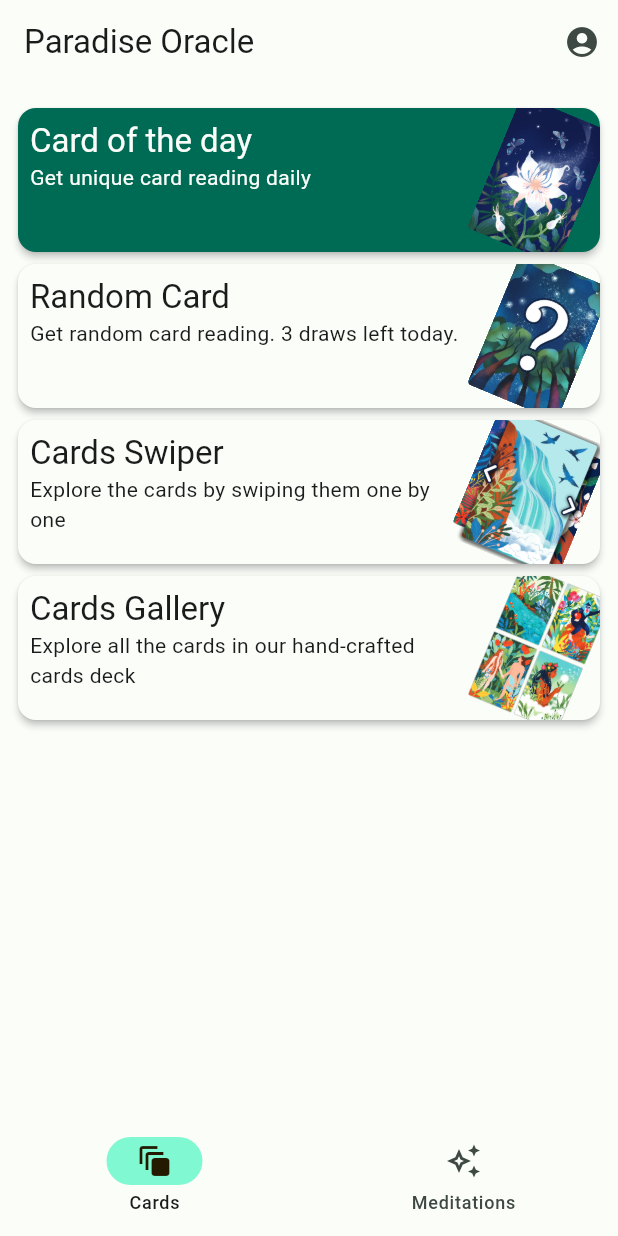
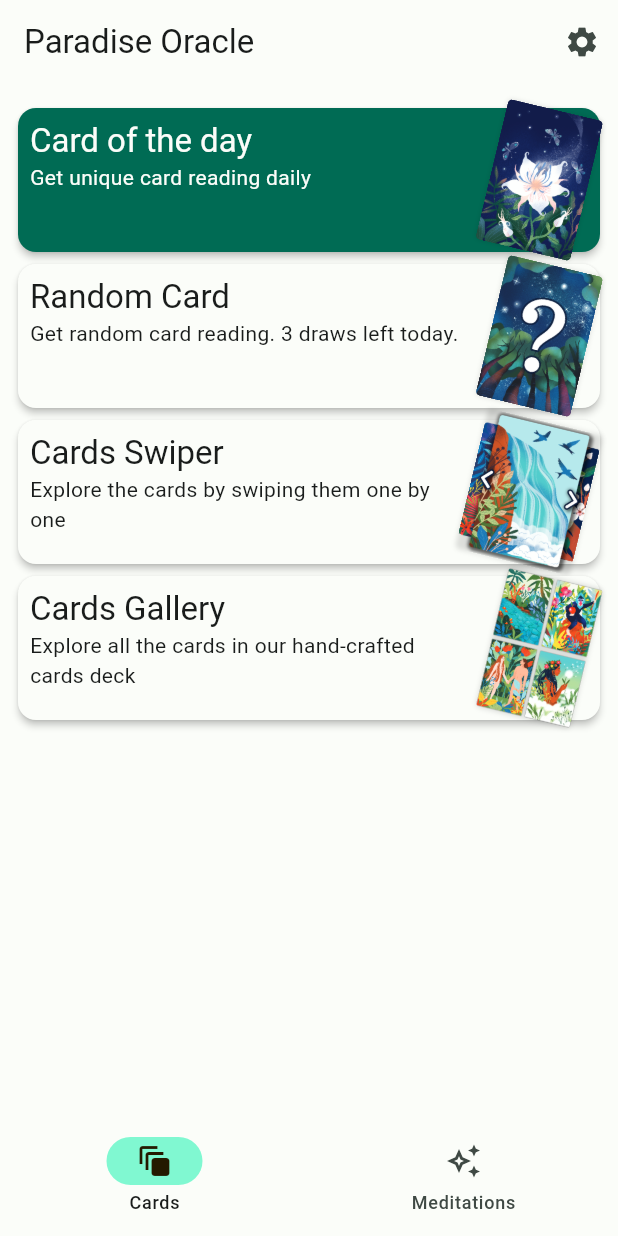
Before and after one commit to dichkovsky/hsm, a Flutter app: the screen it shows after launch, on a phone screen of 412 x 824 dp. Run offline on Flutter 3.47's test engine with Material 3 defaults, Android fonts, the phone set to English and light mode, and no system bars; our stand-ins replace appwrite, audioplayers, cached_network_image, cloud_firestore, equatable, firebase_core and 11 more; missing offline and left inert: loop_page_view; accounts and stored records are empty; generated files the repository leaves out were written again.

Commit message:
UI improvements

```diff
--- a/lib/src/common_widgets/ui_card.dart
+++ b/lib/src/common_widgets/ui_card.dart
@@ -32,7 +32,7 @@ class UICard extends StatelessWidget {
     return SizedBox(
       height: height,
       child: Card(
-        clipBehavior: Clip.antiAlias,
+        clipBehavior: Clip.none,
         color: bgColor,
         elevation: needsDecor ? 2 : 1,
         child: InkWell(
@@ -46,9 +46,9 @@ class UICard extends StatelessWidget {
                   bottom: 0,
                   child: needsDecor ?
                     Transform.rotate(
-                      angle: 1.5*(pi / 12),
+                      angle: 1.5*(pi / 20),
                       child: Container(
-                        decoration: const BoxDecoration(borderRadius: BorderRadius.all(Radius.circular(3))),
+                        decoration: const BoxDecoration(borderRadius: BorderRadius.all(Radius.circular(3)), boxShadow: [BoxShadow(blurRadius: 2, color: Colors.black12)]),
                         clipBehavior: Clip.antiAlias,
                         child: CustomImage(
                           imageUrl: bgImage,
--- a/lib/src/features/home/presentation/main_app_bar.dart
+++ b/lib/src/features/home/presentation/main_app_bar.dart
@@ -43,7 +43,7 @@ class HomeAppBar extends ConsumerWidget implements PreferredSizeWidget {
         actions: [
           //const NotificationsButton(),
           IconButton(
-            icon: const Icon(Icons.account_circle),
+            icon: const Icon(Icons.settings),
             onPressed: () => context.pushNamed(AppRoutes.account.name),
           )
         ],
```
